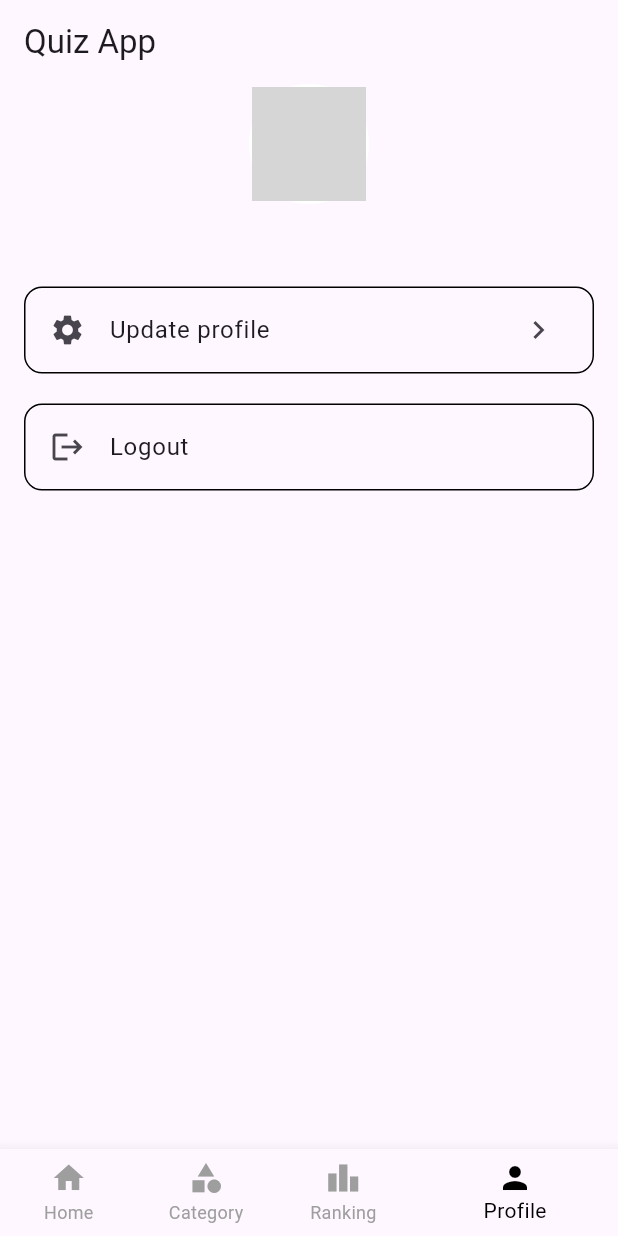
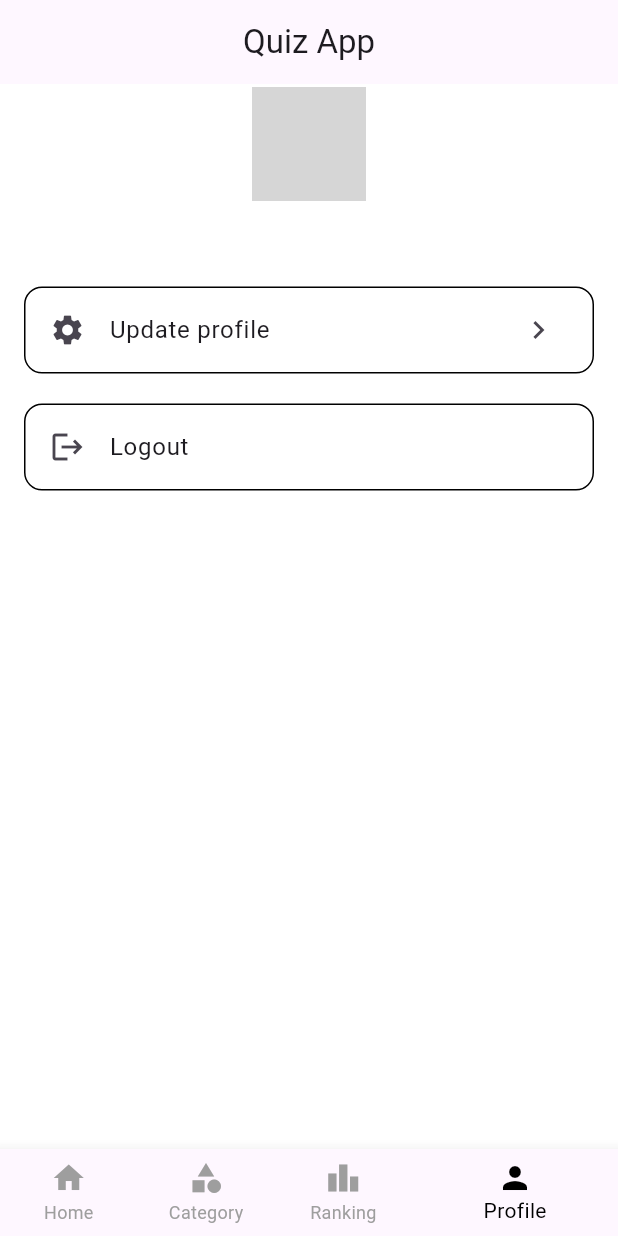
Before and after one commit to XT-xuantruong/quiz_app_flutter, a Flutter app: the HomeScreen screen opened directly, item 4 of the bottom bar chosen, on a phone screen of 412 x 824 dp. Run offline on Flutter 3.47's test engine with Material 3 defaults, Android fonts, the phone set to English and light mode, and no system bars; our stand-ins replace cloud_firestore, firebase_core, firebase_storage, flutter_dotenv, image_picker, shared_preferences; missing offline and left inert: cloudinary_flutter, cloudinary_public, cloudinary_url_gen; accounts and stored records are empty; network calls fail; grey boxes are pictures that could not be loaded.

Commit message:
update UI

```diff
--- a/lib/components/home_tab.dart
+++ b/lib/components/home_tab.dart
@@ -111,6 +111,7 @@ class _HomeTabState extends State<HomeTab> {
             ),
             const SizedBox(height: 16.0),
             SizedBox(
+
               height: 120,
               child: categories.isEmpty
                   ? const Center(
--- a/lib/components/quiz_card.dart
+++ b/lib/components/quiz_card.dart
@@ -26,7 +26,7 @@ class _QuizCardState extends State<QuizCard> {
   void _onItemTapped() {
     if (!widget.isComplete) {
       // Chỉ điều hướng đến quiz screen nếu quiz chưa hoàn thành
-      Navigator.push(
+      Navigator.pushReplacement(
         context,
         MaterialPageRoute(
           builder: (context) => QuizScreen(id: widget.id),
@@ -47,7 +47,7 @@ class _QuizCardState extends State<QuizCard> {
               BoxShadow(
                 color: Colors.grey.withOpacity(0.5),
                 spreadRadius: 2,
-                blurRadius: 10,
+                blurRadius: 5,
                 offset: Offset(0, 4),
               ),
             ]
--- a/lib/screens/home_screen.dart
+++ b/lib/screens/home_screen.dart
@@ -74,6 +74,7 @@ class _homeScreenState extends State<HomeScreen> {
   @override
   Widget build(BuildContext context) {
     return Scaffold(
+      backgroundColor: Colors.white,
       appBar: _buildAppBar(),
       body: IndexedStack(
         index: _currentIndex,
@@ -104,6 +105,7 @@ class _homeScreenState extends State<HomeScreen> {
     switch (_currentIndex) {
       case 0:
         return AppBar(
+          backgroundColor: Colors.white,
           title: Row(
             mainAxisAlignment: MainAxisAlignment.spaceBetween,
             children: [
@@ -145,13 +147,13 @@ class _homeScreenState extends State<HomeScreen> {
           ),
         );
       case 1:
-        return AppBar(title: const Text('Quiz App'));
+        return AppBar(title: const Center(child: Text('Quiz App')));
       case 2:
-        return AppBar(title: const Text('Leaderboard'));
+        return AppBar(title: const Center(child: Text('Leaderboard')));
       case 3:
-        return AppBar(title: const Text('Quiz App'));
+        return AppBar(title: const Center(child: Text('Quiz App')));
       default:
-        return AppBar(title: const Text('Quiz App'));
+        return AppBar(title: const Center(child: Text('Quiz App')));
     }
   }
 }
```
Also changed, not shown: lib/components/category_card.dart (+4 -7 lines). Lines whose indentation alone changed are shown as unchanged.
